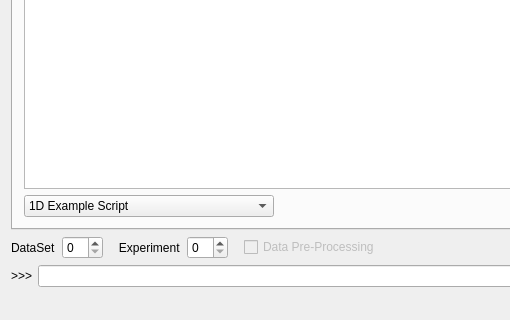
Qt form metabolabpy/ui/metabolabpy_mainwindow.ui (ludwigc/metabolabpy) before a commit; both pictures show x 0 to 510 and y 465 to 785 of the 1451 by 785 pixel window.
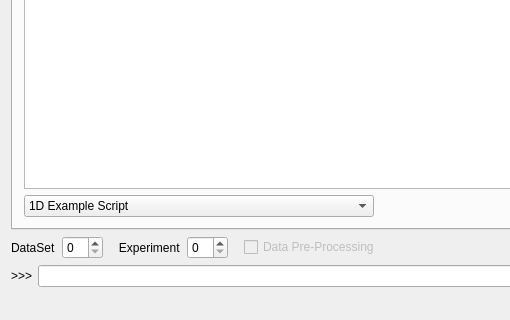
The same form after that commit. The open tabs and pages were chosen to show the change. Custom widgets are drawn as their Qt base class.

```diff
--- a/metabolabpy/ui/metabolabpy_mainwindow.ui
+++ b/metabolabpy/ui/metabolabpy_mainwindow.ui
@@ -3031,7 +3031,7 @@
            <widget class="QComboBox" name="exampleScripts">
             <property name="minimumSize">
              <size>
-              <width>250</width>
+              <width>350</width>
               <height>0</height>
              </size>
             </property>
```
Left out of the diff: 5 changed lines with no effect on the pictures.
